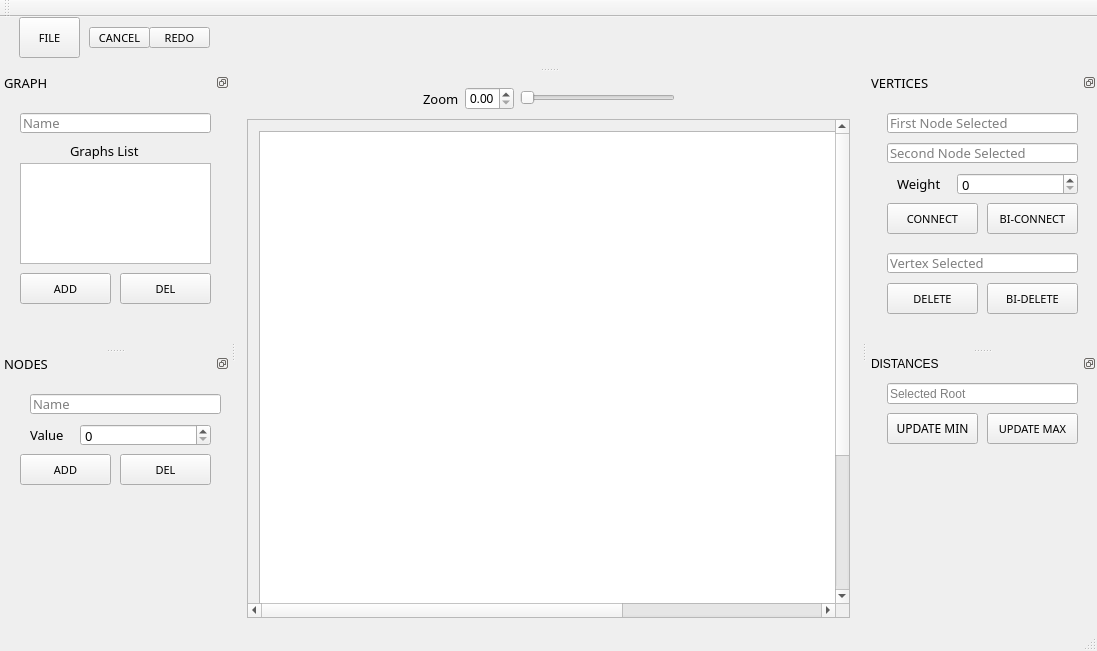
First picture: the form in GraphViewerGUI/GraphViewerGUI.ui, repository The0nlyOne/GraphViewerGUI, before the edit.
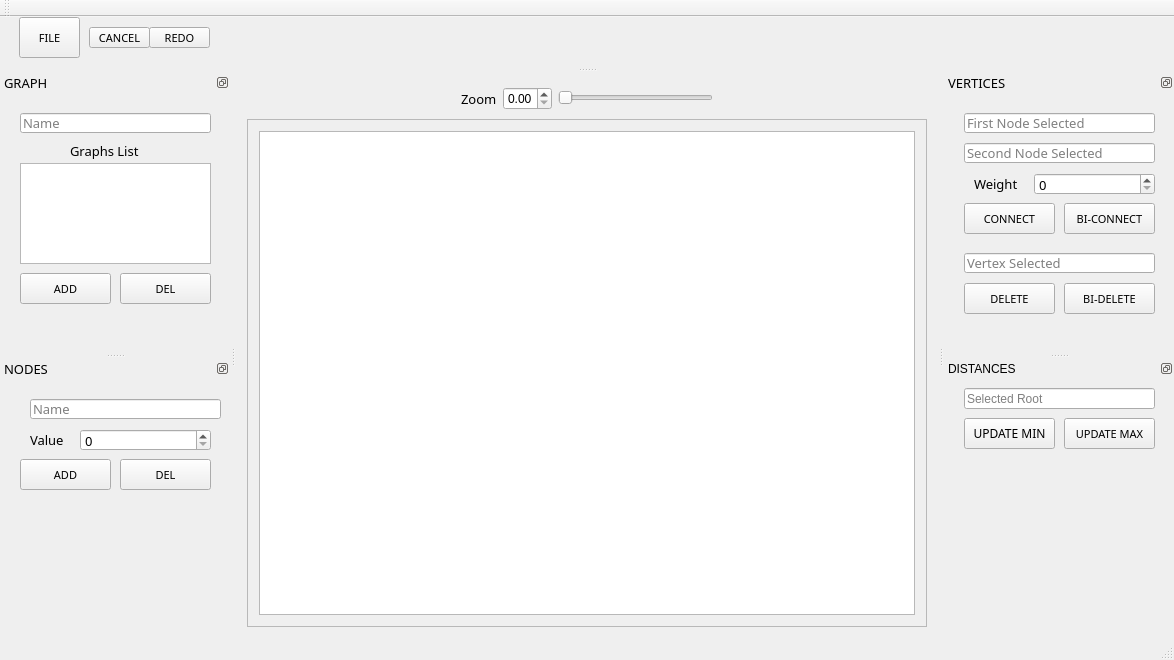
Second picture: the form after the edit.

Diff of the .ui file:
```diff
--- a/GraphViewerGUI/GraphViewerGUI.ui
+++ b/GraphViewerGUI/GraphViewerGUI.ui
@@ -6,8 +6,8 @@
    <rect>
     <x>0</x>
     <y>0</y>
-    <width>1097</width>
-    <height>651</height>
+    <width>1174</width>
+    <height>660</height>
    </rect>
   </property>
   <property name="minimumSize">
@@ -129,7 +129,7 @@
        <enum>QAbstractScrollArea::AdjustIgnored</enum>
       </property>
       <property name="widgetResizable">
-       <bool>false</bool>
+       <bool>true</bool>
       </property>
       <property name="alignment">
        <set>Qt::AlignCenter</set>
@@ -139,8 +139,8 @@
         <rect>
          <x>0</x>
          <y>0</y>
-         <width>911</width>
-         <height>683</height>
+         <width>686</width>
+         <height>496</height>
         </rect>
        </property>
        <layout class="QGridLayout" name="gridLayout">
```
Left out of the diff: 10 changed lines with no effect on the pictures.
